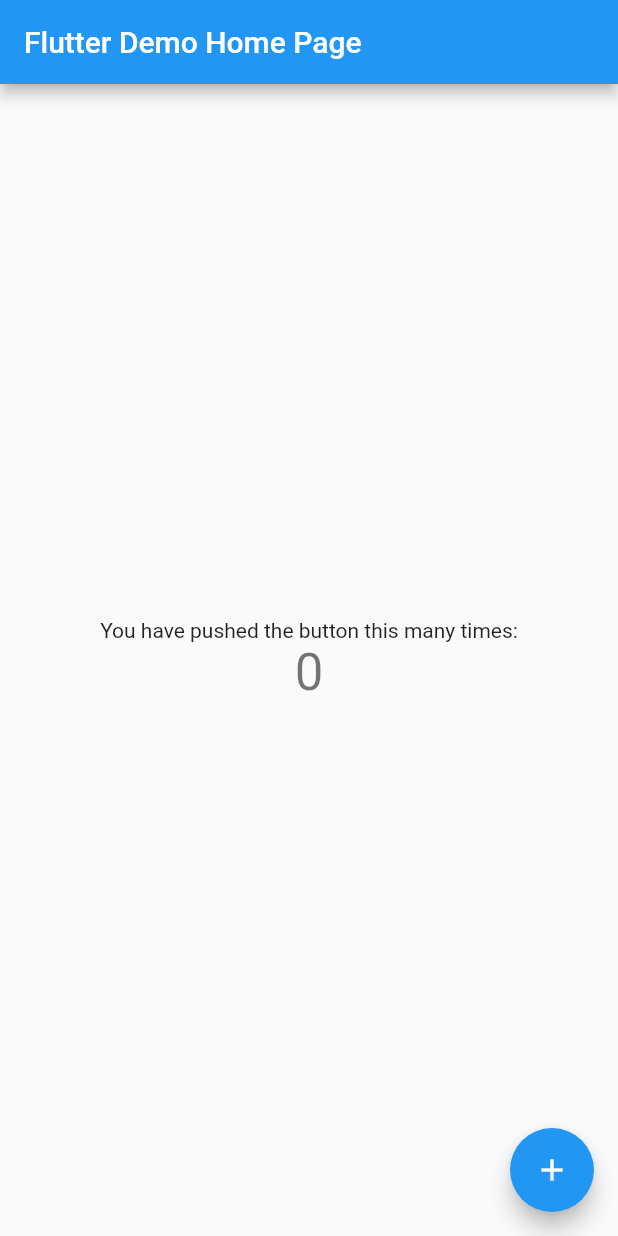
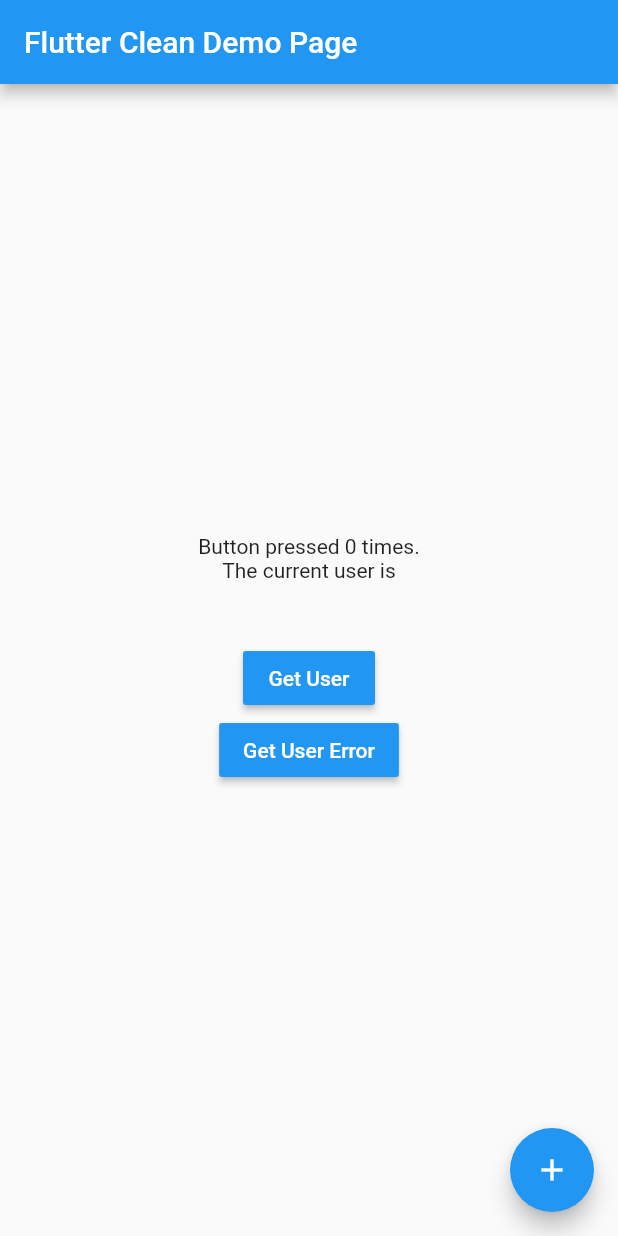
Before and after one commit to X-Notes/Web, a Flutter app: the screen it shows after launch, on a phone screen of 412 x 824 dp. Run offline on Flutter 3.47's test engine with Material 2 defaults, Android fonts, the phone set to English and light mode, and no system bars; our stand-ins replace flutter_clean_architecture, rxdart; accounts and stored records are empty.

Commit message:
create clear project structure

```diff
--- /dev/null
+++ b/noots/lib/app/pages/Home/home_controller.dart
@@ -0,0 +1,52 @@
+import './home_presenter.dart';
+import '../../../domain/entities/user.dart';
+import 'package:flutter/material.dart';
+import 'package:flutter_clean_architecture/flutter_clean_architecture.dart';
+
+class HomeController extends Controller {
+  int _counter;
+  User _user;
+  int get counter => _counter;
+  User get user => _user; // data used by the View
+  final HomePresenter homePresenter;
+  // Presenter should always be initialized this way
+  HomeController(usersRepo)
+      : _counter = 0,
+        homePresenter = HomePresenter(usersRepo),
+        super();
+
+  @override
+  // this is called automatically by the parent class
+  void initListeners() {
+    homePresenter.getUserOnNext = (User user) {
+      print(user.toString());
+      _user = user;
+      refreshUI(); // Refreshes the UI manually
+    };
+    homePresenter.getUserOnComplete = () {
+      print('User retrieved');
+    };
+
+    // On error, show a snackbar, remove the user, and refresh the UI
+    homePresenter.getUserOnError = (e) {
+      print('Could not retrieve user.');
+      ScaffoldState state = getState();
+      state.showSnackBar(SnackBar(content: Text(e.message)));
+      _user = null;
+      refreshUI(); // Refreshes the UI manually
+    };
+  }
+
+  void getUser() => homePresenter.getUser('test-uid');
+  void getUserwithError() => homePresenter.getUser('test-uid231243');
+
+  void buttonPressed() {
+    _counter++;
+  }
+
+  @override
+  void dispose() {
+    homePresenter.dispose(); // don't forget to dispose of the presenter
+    super.dispose();
+  }
+}
--- /dev/null
+++ b/noots/lib/app/pages/Home/home_presenter.dart
@@ -0,0 +1,44 @@
+import '../../../domain/usecases/get_user_usecase.dart';
+import 'package:flutter_clean_architecture/flutter_clean_architecture.dart';
+
+class HomePresenter extends Presenter {
+  Function getUserOnNext;
+  Function getUserOnComplete;
+  Function getUserOnError;
+
+  final GetUserUseCase getUserUseCase;
+  HomePresenter(usersRepo) : getUserUseCase = GetUserUseCase(usersRepo);
+
+  void getUser(String uid) {
+    // execute getUseruserCase
+    getUserUseCase.execute(
+        _GetUserUseCaseObserver(this), GetUserUseCaseParams(uid));
+  }
+
+  @override
+  void dispose() {
+    getUserUseCase.dispose();
+  }
+}
+
+class _GetUserUseCaseObserver extends Observer<GetUserUseCaseResponse> {
+  final HomePresenter presenter;
+  _GetUserUseCaseObserver(this.presenter);
+  @override
+  void onComplete() {
+    assert(presenter.getUserOnComplete != null);
+    presenter.getUserOnComplete();
+  }
+
+  @override
+  void onError(e) {
+    assert(presenter.getUserOnError != null);
+    presenter.getUserOnError(e);
+  }
+
+  @override
+  void onNext(response) {
+    assert(presenter.getUserOnNext != null);
+    presenter.getUserOnNext(response.user);
+  }
+}
--- /dev/null
+++ b/noots/lib/app/pages/Home/home_view.dart
@@ -0,0 +1,73 @@
+import './home_controller.dart';
+import 'package:flutter/material.dart';
+import 'package:flutter/widgets.dart';
+import 'package:flutter_clean_architecture/flutter_clean_architecture.dart';
+import '../../../data/repositories/data_users_repository.dart';
+
+class HomePage extends View {
+  HomePage({Key key, this.title}) : super(key: key);
+
+  final String title;
+
+  @override
+  _HomePageState createState() =>
+      // inject dependencies inwards
+      _HomePageState(HomeController(DataUsersRepository()));
+}
+
+class _HomePageState extends ViewState<HomePage, HomeController> {
+  _HomePageState(HomeController controller) : super(controller);
+
+  @override
+  Widget build(BuildContext context) {
+    return Scaffold(
+      appBar: AppBar(
+        title: Text(widget.title),
+      ),
+      body: Scaffold(
+        key:
+            globalKey, // built in global key for the ViewState for easy access in the controller
+        body: Center(
+          child: Column(
+            mainAxisAlignment: MainAxisAlignment.center,
+            children: <Widget>[
+              Text(
+                // use data provided by the controller
+                'Button pressed ${controller.counter} times.',
+              ),
+              Text(
+                'The current user is',
+              ),
+              Text(
+                controller.user == null ? '' : '${controller.user}',
+                style: Theme.of(context).textTheme.display1,
+              ),
+              RaisedButton(
+                onPressed: controller.getUser,
+                child: Text(
+                  'Get User',
+                  style: TextStyle(color: Colors.white),
+                ),
+                color: Colors.blue,
+              ),
+              RaisedButton(
+                onPressed: controller.getUserwithError,
+                child: Text(
+                  'Get User Error',
+                  style: TextStyle(color: Colors.white),
+                ),
+                color: Colors.blue,
+              )
+            ],
+          ),
+        ),
+      ),
+      floatingActionButton: FloatingActionButton(
+        onPressed: () => callHandler(controller
+            .buttonPressed), // callhandler refreshes the view the handler has finished
+        tooltip: 'Increment',
+        child: Icon(Icons.add),
+      ), // This trailing comma makes auto-formatting nicer for build methods.
+    );
+  }
+}
--- /dev/null
+++ b/noots/lib/data/repositories/data_users_repository.dart
@@ -0,0 +1,29 @@
+import '../../domain/entities/user.dart';
+import '../../domain/repositories/users_repository.dart';
+
+class DataUsersRepository extends UsersRepository {
+  List<User> users;
+  // sigleton
+  static DataUsersRepository _instance = DataUsersRepository._internal();
+  DataUsersRepository._internal() {
+    users = List<User>();
+    users.addAll([
+      User('test-uid', 'John Smith', 18),
+      User('test-uid2', 'John Doe', 22)
+    ]);
+  }
+  factory DataUsersRepository() => _instance;
+
+  @override
+  Future<List<User>> getAllUsers() async {
+    // Here, do some heavy work lke http requests, async tasks, etc to get data
+    return users;
+  }
+
+  @override
+  Future<User> getUser(String uid) async {
+    // Here, do some heavy work lke http requests, async tasks, etc to get data
+
+    return users.firstWhere((user) => user.uid == uid);
+  }
+}
--- /dev/null
+++ b/noots/lib/device/repositories/gps_device.dart
@@ -0,0 +1,3 @@
+class GPSDevice {
+  // all device or platform related repositories go in the device module
+}
--- /dev/null
+++ b/noots/lib/domain/entities/user.dart
@@ -0,0 +1,9 @@
+class User {
+  final String uid;
+  final String name;
+  final int age;
+  User(this.uid, this.name, this.age);
+
+  @override
+  String toString() => '$name, $age';
+}
--- /dev/null
+++ b/noots/lib/domain/repositories/users_repository.dart
@@ -0,0 +1,6 @@
+import '../entities/user.dart';
+
+abstract class UsersRepository {
+  Future<User> getUser(String uid);
+  Future<List<User>> getAllUsers();
+}
--- a/noots/lib/main.dart
+++ b/noots/lib/main.dart
@@ -1,5 +1,5 @@
+import './app/pages/home/home_view.dart';
 import 'package:flutter/material.dart';
-import 'package:flutter_clean_architecture/flutter_clean_architecture.dart';
 
 void main() => runApp(MyApp());
 
@@ -21,92 +21,7 @@
         // is not restarted.
         primarySwatch: Colors.blue,
       ),
-      home: MyHomePage(title: 'Flutter Demo Home Page'),
+      home: HomePage(title: 'Flutter Clean Demo Page'),
     );
   }
 }
-
-class MyHomePage extends StatefulWidget {
-  MyHomePage({Key key, this.title}) : super(key: key);
-
-  // This widget is the home page of your application. It is stateful, meaning
-  // that it has a State object (defined below) that contains fields that affect
-  // how it looks.
-
-  // This class is the configuration for the state. It holds the values (in this
-  // case the title) provided by the parent (in this case the App widget) and
-  // used by the build method of the State. Fields in a Widget subclass are
-  // always marked "final".
-
-  final String title;
-
-  @override
-  _MyHomePageState createState() => _MyHomePageState();
-}
-
-class _MyHomePageState extends State<MyHomePage> {
-  int _counter = 0;
-
-  void _incrementCounter() {
-    setState(() {
-      // This call to setState tells the Flutter framework that something has
-      // changed in this State, which causes it to rerun the build method below
-      // so that the display can reflect the updated values. If we changed
-      // _counter without calling setState(), then the build method would not be
-      // called again, and so nothing would appear to happen.
-      _counter++;
-    });
-  }
-
-  @override
-  Widget build(BuildContext context) {
-    // This method is rerun every time setState is called, for instance as done
-    // by the _incrementCounter method above.
-    //
-    // The Flutter framework has been optimized to make rerunning build methods
-    // fast, so that you can just rebuild anything that needs updating rather
-    // than having to individually change instances of widgets.
-    return Scaffold(
-      appBar: AppBar(
-        // Here we take the value from the MyHomePage object that was created by
-        // the App.build method, and use it to set our appbar title.
-        title: Text(widget.title),
-      ),
-      body: Center(
-        // Center is a layout widget. It takes a single child and positions it
-        // in the middle of the parent.
-        child: Column(
-          // Column is also a layout widget. It takes a list of children and
-          // arranges them vertically. By default, it sizes itself to fit its
-          // children horizontally, and tries to be as tall as its parent.
-          //
-          // Invoke "debug painting" (press "p" in the console, choose the
-          // "Toggle Debug Paint" action from the Flutter Inspector in Android
-          // Studio, or the "Toggle Debug Paint" command in Visual Studio Code)
-          // to see the wireframe for each widget.
-          //
-          // Column has various properties to control how it sizes itself and
-          // how it positions its children. Here we use mainAxisAlignment to
-          // center the children vertically; the main axis here is the vertical
-          // axis because Columns are vertical (the cross axis would be
-          // horizontal).
-          mainAxisAlignment: MainAxisAlignment.center,
-          children: <Widget>[
-            Text(
-              'You have pushed the button this many times:',
-            ),
-            Text(
-              '$_counter',
-              style: Theme.of(context).textTheme.display1,
-            ),
-          ],
-        ),
-      ),
-      floatingActionButton: FloatingActionButton(
-        onPressed: _incrementCounter,
-        tooltip: 'Increment',
-        child: Icon(Icons.add),
-      ), // This trailing comma makes auto-formatting nicer for build methods.
-    );
-  }
-}
```
Also changed, not shown: noots/lib/domain/usecases/get_user_usecase.dart (added, +45 -0 lines), 6 other files.
